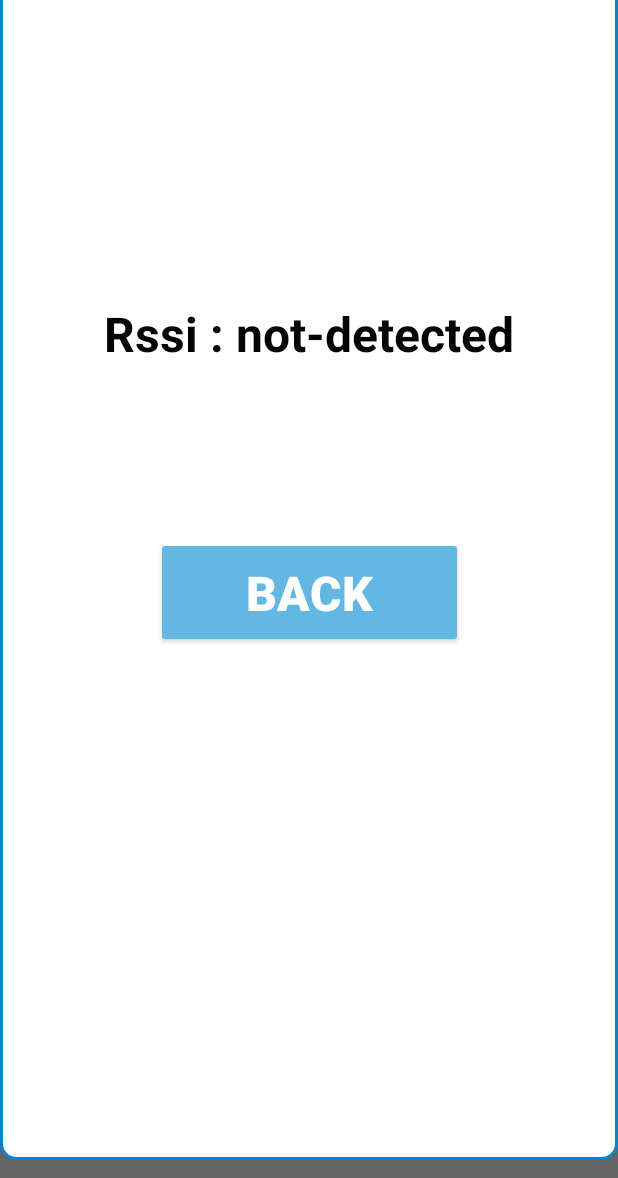
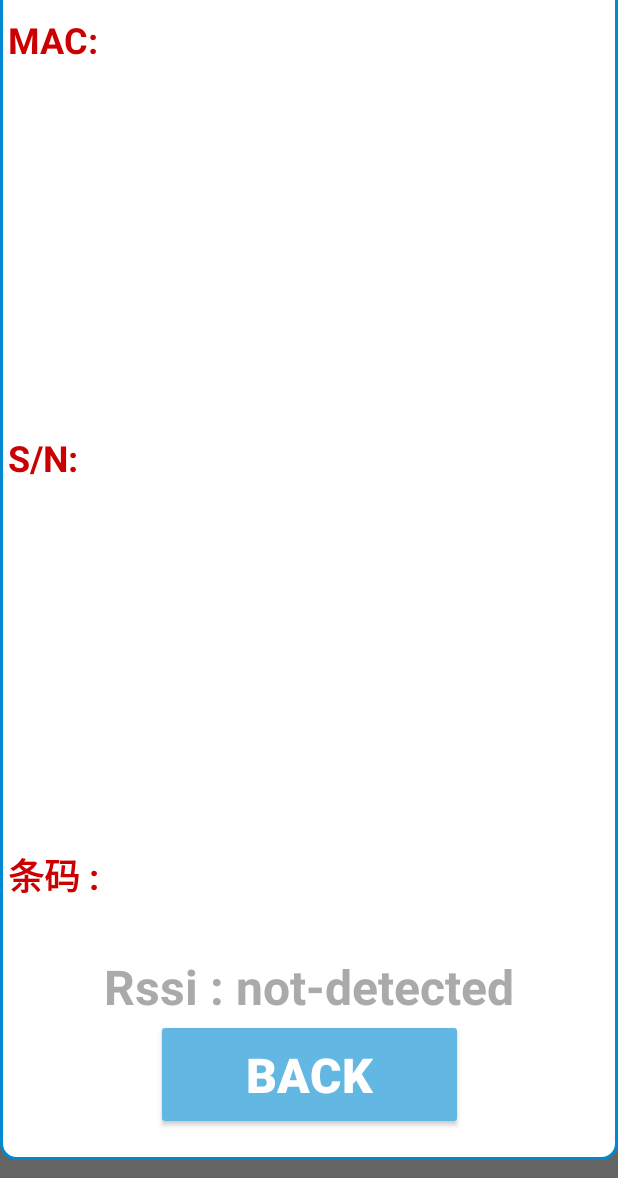
Before and after one commit to mansonase/Test_F116, an Android app: the MainActivity screen opened directly, with no data from a screen before it, after a tap on "Test F116", on a phone screen of 412 x 824 dp, the part 58-1236 px from its top. Run offline under Robolectric (Android 15) with nearby library versions, the phone set to English and light mode, and no system bars; libraries missing offline, so code that uses them is left out: com.journeyapps.barcodescanner, io.realm; 2 statements that could not run were skipped.

Commit message:
1. change barcode page UI

```diff
--- a/app/src/main/res/layout/dialog_header.xml
+++ b/app/src/main/res/layout/dialog_header.xml
@@ -292,7 +292,7 @@
         android:textColor="@color/word_black"
         app:layout_constraintTop_toTopOf="@+id/rssi_small"
         app:layout_constraintBottom_toBottomOf="@+id/rssi_small"
-        app:layout_constraintStart_toStartOf="@+id/meter" />
+        app:layout_constraintEnd_toStartOf="@+id/rssi_small" />
 
     <EditText
         android:layout_width="50dp"
@@ -304,7 +304,7 @@
         android:paddingStart="10px"
         android:inputType="number"
         app:layout_constraintTop_toBottomOf="@+id/meter"
-        app:layout_constraintStart_toEndOf="@+id/rssi_small_sign"
+        app:layout_constraintStart_toStartOf="@+id/meter"
         app:layout_constraintBottom_toTopOf="@+id/save_button"
         android:background="@drawable/main_white_four_15_word_blue_2"
         android:nextFocusForward="@+id/rssi_large"
@@ -334,7 +334,7 @@
         app:layout_constraintTop_toTopOf="@+id/rssi_small"
         app:layout_constraintBottom_toBottomOf="@+id/rssi_small"
         app:layout_constraintStart_toEndOf="@+id/rssi_dash"
-        android:layout_marginHorizontal="5dp"/>
+        android:layout_marginHorizontal="5px"/>
 
     <EditText
         android:layout_width="50dp"
--- a/app/src/main/res/layout/fragment_barcode.xml
+++ b/app/src/main/res/layout/fragment_barcode.xml
@@ -13,11 +13,25 @@
         android:layout_width="wrap_content"
         android:layout_height="wrap_content"
         android:id="@+id/barcode_mac"
-        app:layout_constraintStart_toStartOf="parent"
         app:layout_constraintEnd_toEndOf="parent"
         app:layout_constraintTop_toTopOf="parent"
-        app:layout_constraintBottom_toTopOf="@+id/content_rssi"
-        android:backgroundTint="@color/white" />
+        app:layout_constraintBottom_toTopOf="@+id/barcode_name"
+        android:backgroundTint="@color/white"
+        app:layout_constraintVertical_chainStyle="spread_inside"
+        android:layout_marginEnd="5dp"/>
+
+    <TextView
+        android:layout_width="wrap_content"
+        android:layout_height="wrap_content"
+        android:id="@+id/title_mac"
+        app:layout_constraintStart_toStartOf="parent"
+        app:layout_constraintBottom_toBottomOf="@+id/barcode_mac"
+        app:layout_constraintTop_toTopOf="@+id/barcode_mac"
+        android:textColor="@android:color/holo_red_dark"
+        android:textStyle="bold"
+        android:textSize="24dp"
+        android:text="MAC:"
+        android:layout_marginStart="5dp"/>
 
     <TextView
         android:layout_width="wrap_content"
@@ -30,46 +44,27 @@
         android:textStyle="bold"
         android:textSize="24dp"/>
 
+    <ImageView
+        android:layout_width="wrap_content"
+        android:layout_height="wrap_content"
+        android:id="@+id/barcode_name"
+        app:layout_constraintEnd_toEndOf="parent"
+        app:layout_constraintTop_toBottomOf="@+id/barcode_mac"
+        app:layout_constraintBottom_toTopOf="@+id/barcode_name_mac"
+        android:background="@color/white"
+        android:layout_marginEnd="5dp"/>
 
     <TextView
         android:layout_width="wrap_content"
         android:layout_height="wrap_content"
-        android:id="@+id/content_rssi"
         app:layout_constraintStart_toStartOf="parent"
-        app:layout_constraintEnd_toEndOf="parent"
-        app:layout_constraintTop_toBottomOf="@+id/barcode_mac"
-        app:layout_constraintBottom_toTopOf="@+id/cancel_show_rssi"
-        android:textColor="@color/word_black"
+        app:layout_constraintBottom_toBottomOf="@+id/barcode_name"
+        app:layout_constraintTop_toTopOf="@+id/barcode_name"
+        android:textColor="@android:color/holo_red_dark"
+        android:textSize="24dp"
         android:textStyle="bold"
-        android:textSize="32dp"
-        android:text="Rssi : not-detected"/>
-
-    <Button
-        android:layout_width="wrap_content"
-        android:layout_height="wrap_content"
-        android:id="@+id/cancel_show_rssi"
-        app:layout_constraintStart_toStartOf="parent"
-        app:layout_constraintEnd_toEndOf="parent"
-        app:layout_constraintTop_toBottomOf="@+id/content_rssi"
-        app:layout_constraintBottom_toTopOf="@+id/barcode_name"
-        android:backgroundTint="@color/main_blue"
-        android:text="@string/back"
-        android:textStyle="bold"
-        android:textColor="@color/white"
-        android:textSize="32dp"
-        android:paddingVertical="15dp"
-        android:paddingHorizontal="60dp"/>
-
-
-    <ImageView
-        android:layout_width="wrap_content"
-        android:layout_height="wrap_content"
-        android:id="@+id/barcode_name"
-        app:layout_constraintStart_toStartOf="parent"
-        app:layout_constraintEnd_toEndOf="parent"
-        app:layout_constraintTop_toBottomOf="@+id/cancel_show_rssi"
-        app:layout_constraintBottom_toTopOf="@+id/barcode_name_mac"
-        android:background="@color/white"/>
+        android:text="S/N:"
+        android:layout_marginStart="5dp"/>
 
     <TextView
         android:layout_width="wrap_content"
@@ -86,11 +81,23 @@
         android:layout_width="wrap_content"
         android:layout_height="wrap_content"
         android:id="@+id/barcode_name_mac"
-        app:layout_constraintStart_toStartOf="parent"
         app:layout_constraintEnd_toEndOf="parent"
         app:layout_constraintTop_toBottomOf="@+id/barcode_name"
-        app:layout_constraintBottom_toBottomOf="parent"
-        android:background="@color/white"/>
+        app:layout_constraintBottom_toTopOf="@+id/content_rssi"
+        android:background="@color/white"
+        android:layout_marginEnd="5dp"/>
+
+    <TextView
+        android:layout_width="wrap_content"
+        android:layout_height="wrap_content"
+        app:layout_constraintStart_toStartOf="parent"
+        app:layout_constraintTop_toTopOf="@+id/barcode_name_mac"
+        app:layout_constraintBottom_toBottomOf="@+id/barcode_name_mac"
+        android:textColor="@android:color/holo_red_dark"
+        android:textSize="24dp"
+        android:textStyle="bold"
+        android:text="条码 :"
+        android:layout_marginStart="5dp"/>
 
     <TextView
         android:layout_width="wrap_content"
@@ -103,5 +110,36 @@
         android:textSize="24dp"
         android:textStyle="bold"/>
 
+    <TextView
+        android:layout_width="wrap_content"
+        android:layout_height="wrap_content"
+        android:id="@+id/content_rssi"
+        app:layout_constraintStart_toStartOf="parent"
+        app:layout_constraintEnd_toEndOf="parent"
+        app:layout_constraintTop_toBottomOf="@+id/text_name_mac"
+        app:layout_constraintBottom_toTopOf="@+id/cancel_show_rssi"
+        android:textColor="@android:color/darker_gray"
+        android:textStyle="bold"
+        android:textSize="32dp"
+        android:text="Rssi : not-detected"
+        android:layout_marginTop="20dp"/>
+
+    <Button
+        android:layout_width="wrap_content"
+        android:layout_height="wrap_content"
+        android:id="@+id/cancel_show_rssi"
+        app:layout_constraintStart_toStartOf="parent"
+        app:layout_constraintEnd_toEndOf="parent"
+        app:layout_constraintTop_toBottomOf="@+id/content_rssi"
+        app:layout_constraintBottom_toBottomOf="parent"
+        android:backgroundTint="@color/main_blue"
+        android:text="@string/back"
+        android:textStyle="bold"
+        android:textColor="@color/white"
+        android:textSize="32dp"
+        android:paddingVertical="15dp"
+        android:paddingHorizontal="60dp"
+        android:layout_marginBottom="20dp"/>
+
 
 </androidx.constraintlayout.widget.ConstraintLayout>
--- a/settings.gradle
+++ b/settings.gradle
@@ -1,2 +1 @@
 include ':app'
-rootProject.name = "Test F116"
```
Also changed, not shown: app/build.gradle (+7 -0 lines), app/src/main/java/com/example/testf116/MainActivity.kt (+61 -19 lines), app/libs/OnBarcode.AndroidBarcode.jar (added).
